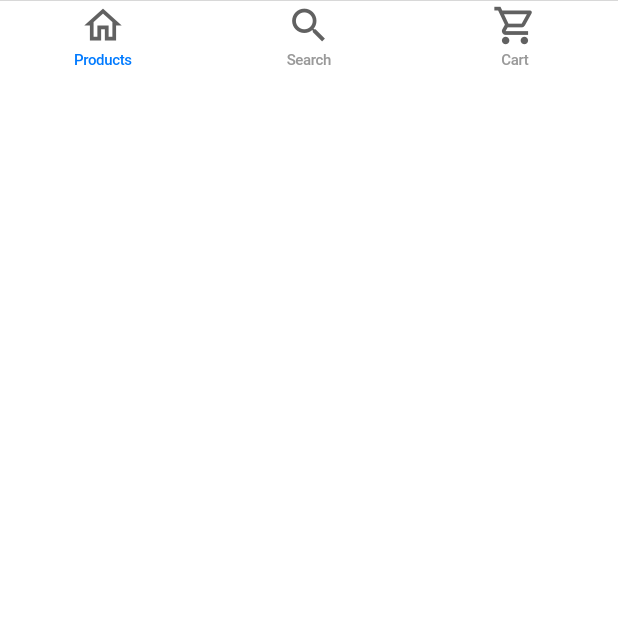
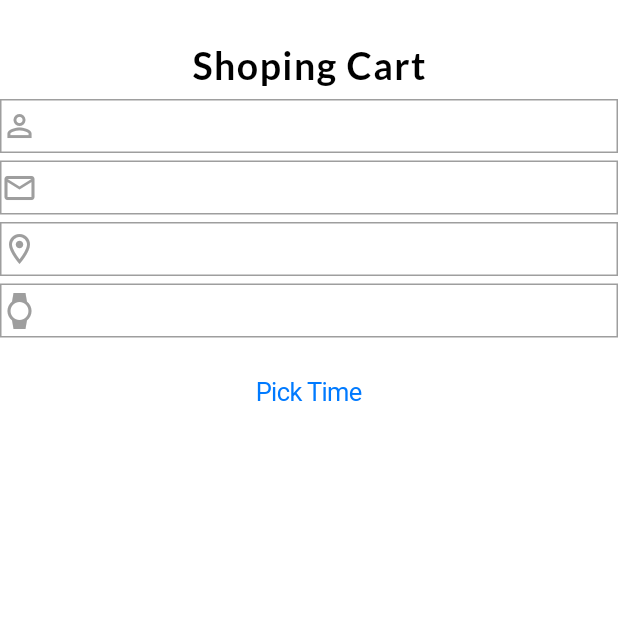
Before and after one commit to theAkHilsarkar18/ios_ecommerce_stores, a Flutter app: the screen it shows after launch, on a phone screen of 412 x 824 dp, the top half of it. Run offline on Flutter 3.47's test engine with Material 2 defaults, Android fonts, the light colour scheme and no system bars; our stand-ins replace google_fonts.

Commit message:
16-03-2023

```diff
--- a/lib/main.dart
+++ b/lib/main.dart
@@ -2,6 +2,8 @@
 import 'package:flutter/material.dart';
 import 'package:flutter/cupertino.dart';
 import 'package:ios_ecommerce_store/screens/basescreen/view/basescreen.dart';
+import 'package:ios_ecommerce_store/screens/cartscreen/view/cartscreen.dart';
+import 'package:ios_ecommerce_store/screens/filterscreen/view/filterscreen.dart';
 import 'package:ios_ecommerce_store/screens/homescreen/provider/homeprovider.dart';
 import 'package:ios_ecommerce_store/screens/homescreen/view/homescreen.dart';
 import 'package:provider/provider.dart';
@@ -16,7 +18,7 @@ void main()
       child: CupertinoApp(
         debugShowCheckedModeBanner: false,
         routes: {
-          '/' : (p0) => Basescreen(),
+          '/' : (p0) => Cartscreen(),
         },
       ),
     ),
--- a/lib/screens/basescreen/view/basescreen.dart
+++ b/lib/screens/basescreen/view/basescreen.dart
@@ -1,5 +1,6 @@
 import 'package:flutter/material.dart';
 import 'package:flutter/cupertino.dart';
+import 'package:ios_ecommerce_store/screens/homescreen/view/homescreen.dart';
 
 class Basescreen extends StatefulWidget {
   const Basescreen({Key? key}) : super(key: key);
@@ -12,20 +13,20 @@ class _BasescreenState extends State<Basescreen> {
   @override
   Widget build(BuildContext context) {
     return SafeArea(
-      child: CupertinoPageScaffold(
-        backgroundColor: Colors.white,
-        child: Column(
-          children: [
-            CupertinoTabBar(
-              backgroundColor: Colors.white,
-              currentIndex: 0,
-              items: [
-                BottomNavigationBarItem(icon: Icon(Icons.home_outlined,color: Colors.grey.shade700),label: "Products"),
-                BottomNavigationBarItem(icon: Icon(Icons.search,color: Colors.grey.shade700),label: "Search"),
-                BottomNavigationBarItem(icon: Icon(Icons.shopping_cart_outlined,color: Colors.grey.shade700),label: "Cart"),
-              ],
-            ),
-            SizedBox(height: 5,),
+      child: CupertinoTabScaffold(
+        tabBuilder: (context, index) => CupertinoTabView(
+          builder: (context) {
+            return Center(
+              child: homeprovider!.screenList![index],
+            );
+          },
+        ),
+        tabBar: CupertinoTabBar(
+          backgroundColor: Colors.white,
+          items: [
+            BottomNavigationBarItem(icon: Icon(Icons.home_outlined)),
+            BottomNavigationBarItem(icon: Icon(Icons.search)),
+            BottomNavigationBarItem(icon: Icon(Icons.shopping_cart_outlined)),
           ],
         ),
       ),
--- /dev/null
+++ b/lib/screens/cartscreen/view/cartscreen.dart
@@ -0,0 +1,76 @@
+import 'package:flutter/cupertino.dart';
+import 'package:flutter/material.dart';
+import 'package:google_fonts/google_fonts.dart';
+import 'package:ios_ecommerce_store/screens/homescreen/provider/homeprovider.dart';
+import 'package:provider/provider.dart';
+
+class Cartscreen extends StatefulWidget {
+  const Cartscreen({Key? key}) : super(key: key);
+
+  @override
+  State<Cartscreen> createState() => _CartscreenState();
+}
+
+class _CartscreenState extends State<Cartscreen> {
+  @override
+  Widget build(BuildContext context) {
+    Homeprovider homeprovider = Provider.of(context,listen: false);
+    return SafeArea(
+      child: CupertinoPageScaffold(
+        backgroundColor: Colors.white,
+        child: Column(
+          children: [
+            SizedBox(height: 20,),
+            Padding(
+              padding: const EdgeInsets.all(8.0),
+              child: Text("Shoping Cart",style: GoogleFonts.lato(color: Colors.black,letterSpacing: 1,fontSize: 25,fontWeight: FontWeight.w600),),
+            ),
+            CupertinoTextField(
+              decoration: BoxDecoration(
+                color: Colors.white,
+                border: Border.all(color: Colors.grey),
+              ),
+              prefix: Icon(Icons.person_outline,color: Colors.grey),
+
+            ),
+            SizedBox(height: 5,),
+            CupertinoTextField(
+              decoration: BoxDecoration(
+                color: Colors.white,
+                border: Border.all(color: Colors.grey),
+              ),
+              prefix: Icon(Icons.email_outlined,color: Colors.grey),
+
+            ),
+            SizedBox(height: 5,),
+            CupertinoTextField(
+              decoration: BoxDecoration(
+                color: Colors.white,
+                border: Border.all(color: Colors.grey),
+              ),
+              prefix: Icon(Icons.location_on_outlined,color: Colors.grey),
+
+            ),
+            SizedBox(height: 5,),
+            CupertinoTextField(
+              decoration: BoxDecoration(
+                color: Colors.white,
+                border: Border.all(color: Colors.grey),
+              ),
+              prefix: Icon(Icons.watch,color: Colors.grey),
+
+            ),
+            SizedBox(height: 10,),
+            CupertinoButton(child: Text("Pick Time"), onPressed: () {
+              CupertinoTimerPicker(
+                onTimerDurationChanged: (value) {
+
+                },
+              );
+            },)
+          ],
+        ),
+      ),
+    );
+  }
+}
--- a/lib/screens/homescreen/provider/homeprovider.dart
+++ b/lib/screens/homescreen/provider/homeprovider.dart
@@ -1,6 +1,8 @@
 
 
 import 'package:flutter/cupertino.dart';
+import 'package:ios_ecommerce_store/screens/filterscreen/view/filterscreen.dart';
+import 'package:ios_ecommerce_store/screens/homescreen/view/homescreen.dart';
 
 class Homeprovider extends ChangeNotifier
 {
@@ -17,6 +19,20 @@ class Homeprovider extends ChangeNotifier
     "assets/images/10.jpg",
   ];
 
+  List? screenList = [
+    Homescreen(),
+    Filterscreen(),
+    Homescreen(),
+  ];
+
+  Duration time = Duration();
+
+  void timePick()
+  {
+
+  }
+
+
 
 
 
```
Also changed, not shown: lib/screens/filterscreen/view/filterscreen.dart (added, +113 -0 lines).
